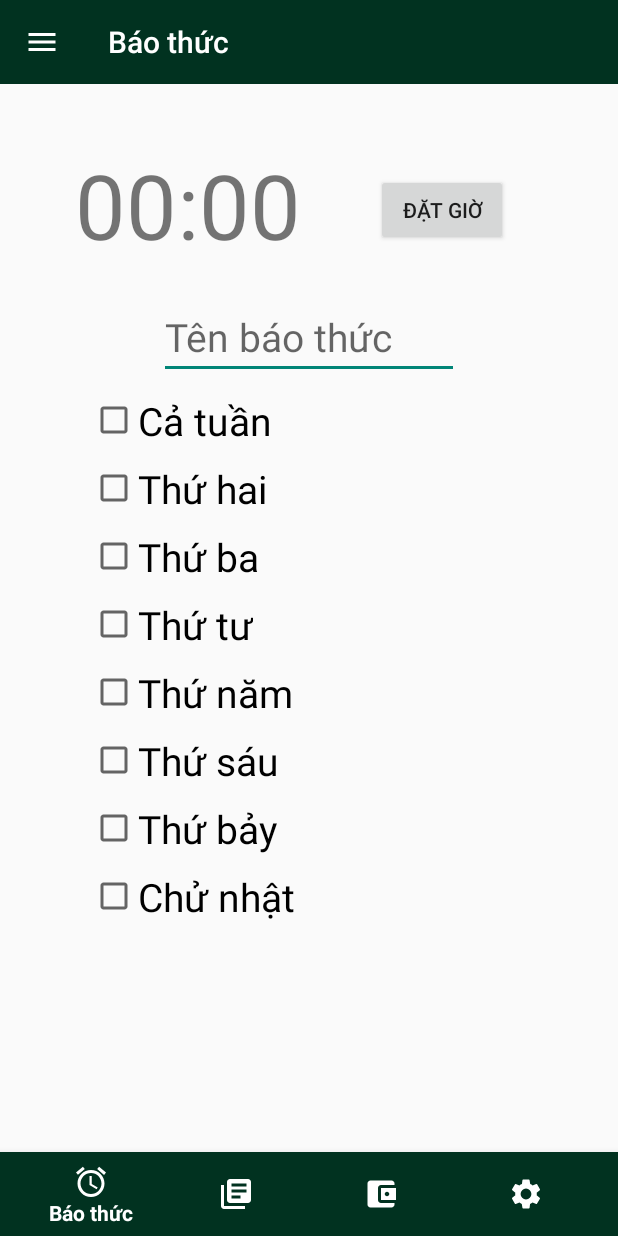
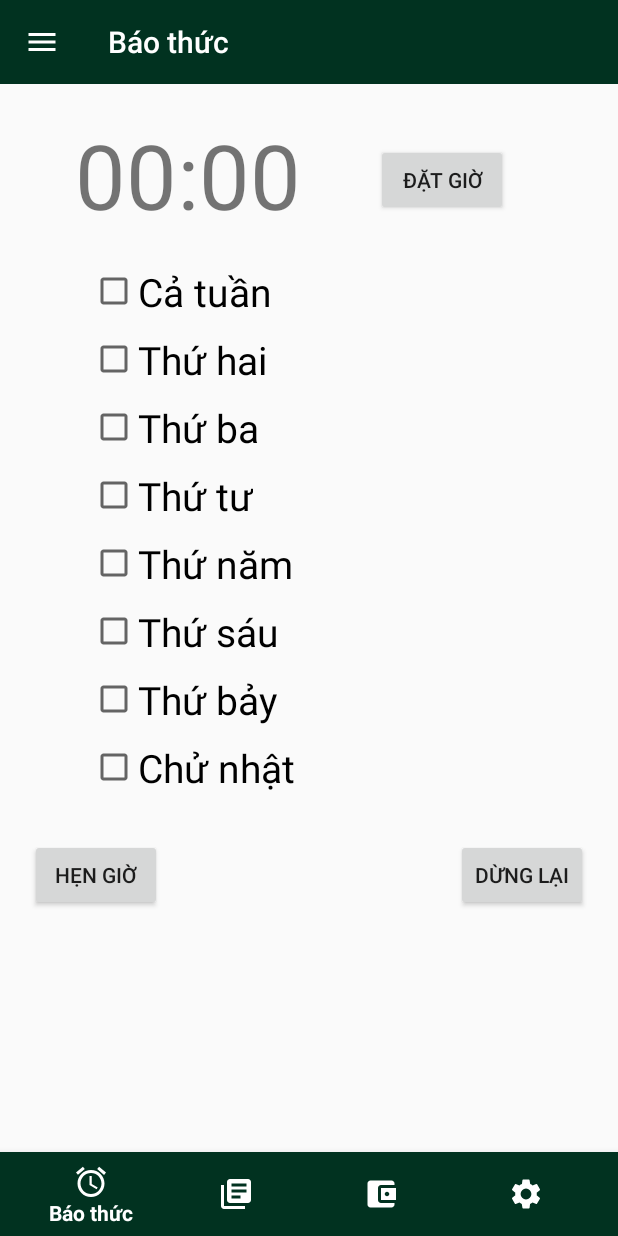
Before and after one commit to Thanhdat111/SuperAlarm, an Android app: the screen it shows after launch (MainActivity), on a phone screen of 412 x 824 dp. Run offline under Robolectric (Android 15) with nearby library versions, the phone set to English and light mode, and no system bars.

Commit message:
mất cả buổi tối gần xong cái báo thức rồi đọ

```diff
--- a/app/src/main/AndroidManifest.xml
+++ b/app/src/main/AndroidManifest.xml
@@ -25,6 +25,7 @@
                 <category android:name="android.intent.category.LAUNCHER" />
             </intent-filter>
         </activity>
+        <receiver android:name=".Alarm.AlarmReceiver"/>
     </application>
 
 </manifest>
--- a/app/src/main/java/com/example/superalarm/MainActivity.java
+++ b/app/src/main/java/com/example/superalarm/MainActivity.java
@@ -35,19 +35,18 @@ public class MainActivity extends AppCompatActivity {
         super.onCreate(savedInstanceState);
         setContentView(R.layout.activity_main);
 
-        dl = (DrawerLayout)findViewById(R.id.drawerlayout);
 
+        //toolbar
         toolbar = (Toolbar)findViewById(R.id.toolbar_mainActivity);
         setSupportActionBar(toolbar);
         getSupportActionBar().setTitle("Báo thức");
         toolbar.setTitleTextColor(Color.WHITE);
-
         ActionBar actionBar = getSupportActionBar();
-
         actionBar.setDisplayShowHomeEnabled(true);
         actionBar.setHomeAsUpIndicator(R.drawable.ic_menu);
 
         //nav drawer
+        dl = (DrawerLayout)findViewById(R.id.drawerlayout);
         nav_view = (NavigationView)findViewById(R.id.nav_view);
         nav_view.setNavigationItemSelectedListener(new NavigationView.OnNavigationItemSelectedListener() {
             @Override
--- a/app/src/main/java/com/example/superalarm/UI/Fragment/AlarmFragment.java
+++ b/app/src/main/java/com/example/superalarm/UI/Fragment/AlarmFragment.java
@@ -1,7 +1,10 @@
 package com.example.superalarm.UI.Fragment;
 
-import androidx.lifecycle.ViewModelProviders;
-
+import android.app.AlarmManager;
+import android.app.PendingIntent;
+import android.app.TimePickerDialog;
+import android.content.Context;
+import android.content.Intent;
 import android.os.Bundle;
 
 import androidx.annotation.NonNull;
@@ -11,20 +14,78 @@ import androidx.fragment.app.Fragment;
 import android.view.LayoutInflater;
 import android.view.View;
 import android.view.ViewGroup;
+import android.widget.Button;
+import android.widget.TextView;
+import android.widget.TimePicker;
+import android.widget.Toast;
 
+import com.example.superalarm.Alarm.AlarmReceiver;
 import com.example.superalarm.R;
+
+import java.util.Calendar;
 
 public class AlarmFragment extends Fragment {
 
-    public static AlarmFragment newInstance() {
-        return new AlarmFragment();
-    }
-
+    private Button btn_setHour, btn_setAlarmClock, btn_stopAlarmClock;
+    private Calendar calendar = Calendar.getInstance();
+    private TextView lb_time_alarmClock;
+    private int hours = 0;
+    private int minutes = 0;
+    private AlarmManager alarmManager;
+    private PendingIntent pendingIntent;
     @Override
     public View onCreateView(@NonNull LayoutInflater inflater, @Nullable ViewGroup container,
                              @Nullable Bundle savedInstanceState) {
         super.onCreateView(inflater, container, savedInstanceState);
-        return inflater.inflate(R.layout.fragment_alarm, container, false);
+        // Inflate the layout for this fragment
+        View view = inflater.inflate(R.layout.fragment_alarm, container, false);
+
+        btn_setHour = (Button) view.findViewById(R.id.btn_set_hour);
+        btn_setAlarmClock = (Button) view.findViewById(R.id.btn_set_alarm_clock);
+        btn_stopAlarmClock = (Button) view.findViewById(R.id.btn_stop_alarm_clock);
+        lb_time_alarmClock = (TextView) view.findViewById(R.id.lb_timeAlarm);
+        alarmManager = (AlarmManager) getActivity().getSystemService(Context.ALARM_SERVICE);
+
+        Intent intent_alarm = new Intent(getActivity(), AlarmReceiver.class);
+        // set time alarm clock
+        btn_setHour.setOnClickListener(new View.OnClickListener() {
+            @Override
+            public void onClick(View view) {
+                final int hour = calendar.get(Calendar.HOUR_OF_DAY);
+                int minute = calendar.get(Calendar.MINUTE);
+                TimePickerDialog timePickerDialog = new TimePickerDialog(getActivity(), new TimePickerDialog.OnTimeSetListener() {
+                    @Override
+                    public void onTimeSet(TimePicker timePicker, int i, int i1) {
+                        hours = timePicker.getCurrentHour();
+                        minutes = timePicker.getCurrentMinute();
+                        calendar.set(Calendar.HOUR_OF_DAY,hours);
+                        calendar.set(Calendar.MINUTE,minutes);
+                    }
+                },hour,minute,true);
+                timePickerDialog.show();
+            }
+        });
+
+        btn_setAlarmClock.setOnClickListener(new View.OnClickListener() {
+            @Override
+            public void onClick(View view) {
+               lb_time_alarmClock.setText(hours+" : "+minutes+" ");
+
+               pendingIntent = PendingIntent.getBroadcast(getActivity(),0,intent_alarm,PendingIntent.FLAG_UPDATE_CURRENT);
+               alarmManager.set(AlarmManager.RTC_WAKEUP,calendar.getTimeInMillis(),pendingIntent);
+            }
+        });
+
+        btn_stopAlarmClock.setOnClickListener(new View.OnClickListener() {
+            @Override
+            public void onClick(View view) {
+                // Stop alarm clock
+                pendingIntent.cancel();
+                Toast.makeText(getActivity(),"Đã hủy hẹn giờ",Toast.LENGTH_SHORT).show();
+            }
+        });
+
+        return view;
     }
 
 }
--- a/app/src/main/java/com/example/superalarm/UI/Fragment/DiaryFragment.java
+++ b/app/src/main/java/com/example/superalarm/UI/Fragment/DiaryFragment.java
@@ -17,6 +17,7 @@ public class DiaryFragment extends Fragment {
     public View onCreateView(@NonNull LayoutInflater inflater, @Nullable ViewGroup container,
                              @Nullable Bundle savedInstanceState) {
         super.onCreateView(inflater, container, savedInstanceState);
-        return inflater.inflate(R.layout.fragment_diary, container, false);
+        View view = inflater.inflate(R.layout.fragment_diary, container, false);
+        return view;
     }
 }
--- a/app/src/main/java/com/example/superalarm/UI/Fragment/QuestionFragment.java
+++ b/app/src/main/java/com/example/superalarm/UI/Fragment/QuestionFragment.java
@@ -16,6 +16,7 @@ public class QuestionFragment extends Fragment {
     public View onCreateView(@NonNull LayoutInflater inflater, @Nullable ViewGroup container,
                              @Nullable Bundle savedInstanceState) {
         super.onCreateView(inflater, container, savedInstanceState);
-        return inflater.inflate(R.layout.fragment_choosequestion, container, false);
+        View view = inflater.inflate(R.layout.fragment_choosequestion, container, false);
+        return view;
     }
 }
--- a/app/src/main/java/com/example/superalarm/UI/Fragment/SettingFragment.java
+++ b/app/src/main/java/com/example/superalarm/UI/Fragment/SettingFragment.java
@@ -16,6 +16,7 @@ public class SettingFragment extends Fragment {
     public View onCreateView(@NonNull LayoutInflater inflater, @Nullable ViewGroup container,
                              @Nullable Bundle savedInstanceState) {
         super.onCreateView(inflater, container, savedInstanceState);
-        return inflater.inflate(R.layout.fragment_setting, container, false);
+        View view = inflater.inflate(R.layout.fragment_setting, container, false);
+        return view;
     }
 }
--- a/app/src/main/res/layout/activity_login_by_user.xml
+++ b/app/src/main/res/layout/activity_login_by_user.xml
@@ -34,6 +34,7 @@
                 android:background="@drawable/input_field"
                 android:layout_centerHorizontal="true"
                 android:hint="Tên đăng nhập"
+                android:textSize="18sp"
                 android:textColor="@android:color/black"
                 android:layout_below="@+id/lb_dangnhap"
                 android:layout_marginTop="50dp"/>
@@ -44,6 +45,7 @@
                 android:background="@drawable/input_field"
                 android:layout_gravity="center"
                 android:hint="Mật khẩu"
+                android:textSize="18sp"
                 android:textColor="@android:color/black"
                 android:layout_below="@id/edt_tendangnhap"
                 android:layout_centerHorizontal="true"
@@ -53,7 +55,7 @@
                 android:layout_width="wrap_content"
                 android:layout_height="wrap_content"
                 android:text="Quên mật khẩu"
-                android:textSize="16sp"
+                android:textSize="18sp"
                 android:textColor="@color/color_text"
                 android:layout_below="@id/edt_matkhau"
                 android:layout_alignParentRight="true"
@@ -66,6 +68,7 @@
                 android:layout_width="120dp"
                 android:layout_height="wrap_content"
                 android:text="Đăng nhập"
+                android:textSize="18sp"
                 android:textColor="@android:color/white"
                 android:background="@drawable/button_login"
                 android:layout_alignParentBottom="true"
--- a/app/src/main/res/layout/activity_register.xml
+++ b/app/src/main/res/layout/activity_register.xml
@@ -16,7 +16,7 @@
         android:layout_centerHorizontal="true"
         android:layout_margin="50dp"/>
     <EditText
-        android:id="@+id/edt_email_sinup"
+        android:id="@+id/edt_email_signup"
         android:layout_width="match_parent"
         android:layout_height="60dp"
         android:layout_marginBottom="10dp"
@@ -73,10 +73,10 @@
         android:layout_height="wrap_content"
         android:text="Hướng dẫn?"
         android:textColor="@color/color_text"
-        android:textSize="26dp"
+        android:textSize="18sp"
         android:layout_below="@id/edt_confirmPassword_signup"
         android:layout_alignParentRight="true"
-        android:layout_marginRight="10dp"
+        android:layout_marginRight="15dp"
         android:layout_marginTop="25dp"
         android:onClick="onClick"
         tools:ignore="OnClick"
--- a/app/src/main/res/layout/fragment_alarm.xml
+++ b/app/src/main/res/layout/fragment_alarm.xml
@@ -10,25 +10,18 @@
         android:layout_height="wrap_content"
         android:text="00:00"
         android:textSize="60sp"
-        android:layout_marginTop="40dp"
+        android:layout_marginTop="20dp"
         android:layout_marginLeft="50dp"
         android:layout_marginRight="50dp"
         android:layout_marginBottom="20dp"/>
     <Button
+        android:id="@+id/btn_set_hour"
         android:layout_width="wrap_content"
         android:layout_height="wrap_content"
         android:text="Đặt giờ"
         android:layout_toRightOf="@id/lb_timeAlarm"
-        android:layout_marginTop="60dp"/>
-    <EditText
-        android:id="@+id/edt_nameAlarm"
-        android:layout_width="200dp"
-        android:layout_height="wrap_content"
-        android:hint="Tên báo thức"
-        android:textSize="26sp"
-        android:layout_below="@id/lb_timeAlarm"
-        android:layout_centerHorizontal="true"
-        android:layout_marginBottom="10dp"/>
+        android:layout_marginTop="40dp"
+        android:layout_marginRight="30dp"/>
 
     <CheckBox
         android:id="@+id/checkBox_allDay"
@@ -36,7 +29,7 @@
         android:layout_height="wrap_content"
         android:text="Cả tuần"
         android:textSize="26sp"
-        android:layout_below="@id/edt_nameAlarm"
+        android:layout_below="@id/lb_timeAlarm"
         android:layout_marginLeft="60dp"
         android:layout_marginBottom="10dp"/>
     <CheckBox
@@ -102,4 +95,19 @@
         android:layout_below="@id/checkBox_stuDay"
         android:layout_marginLeft="60dp"
         android:layout_marginBottom="10dp"/>
+    <Button
+        android:id="@+id/btn_set_alarm_clock"
+        android:layout_width="wrap_content"
+        android:layout_height="wrap_content"
+        android:text="Hẹn giờ"
+        android:layout_below="@id/checkBox_sunDay"
+        android:layout_margin="20dp"/>
+    <Button
+        android:id="@+id/btn_stop_alarm_clock"
+        android:layout_width="wrap_content"
+        android:layout_height="wrap_content"
+        android:text="Dừng lại"
+        android:layout_below="@id/checkBox_sunDay"
+        android:layout_alignParentRight="true"
+        android:layout_margin="20dp"/>
 </RelativeLayout>
--- a/app/src/main/res/values/styles.xml
+++ b/app/src/main/res/values/styles.xml
@@ -7,5 +7,7 @@
         <item name="colorPrimaryDark">@color/colorPrimaryDark</item>
         <item name="colorAccent">@color/colorAccent</item>
     </style>
-
+    <style name="colorDialog" parent="Theme.AppCompat.Light.Dialog">
+        <item name="colorAccent">#008577</item>
+    </style>
 </resources>
```
Also changed, not shown: app/src/main/java/com/example/superalarm/Alarm/AlarmReceiver.java (added, +12 -0 lines), app/src/main/java/com/example/superalarm/UI/Login/RegisterActivity.java (+30 -0 lines), app/src/main/res/layout/activity_reset_password.xml (+38 -2 lines).
